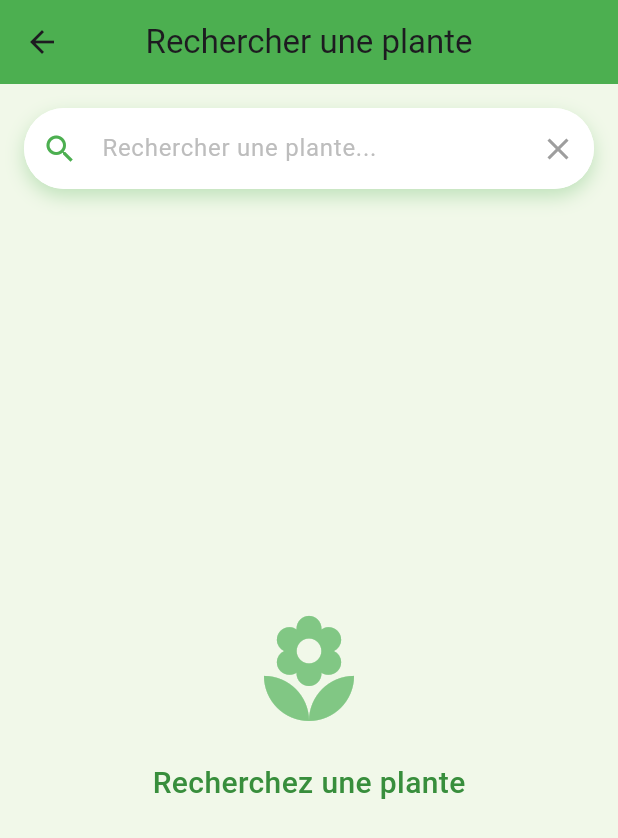
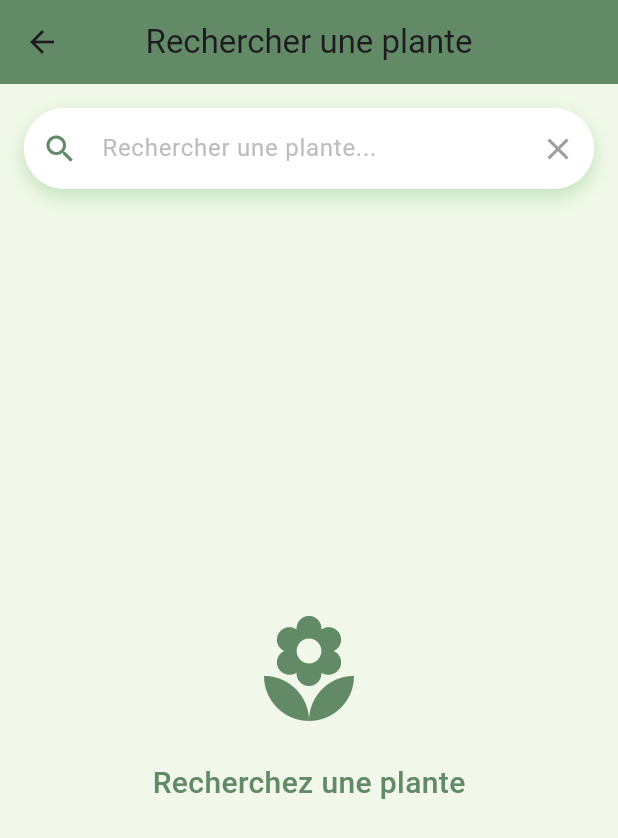
Before and after one commit to juleseseo/NatureLogFlutter, a Flutter app: the SearchPlantsScreen screen opened directly, on a phone screen of 412 x 824 dp. Shown: the top 838 px of the screen. Run offline on Flutter 3.47's test engine with Material 3 defaults, Android fonts, the phone set to English and light mode, and no system bars; our stand-ins replace bloc, camera, flutter_bloc, geolocator; network calls fail.

Commit message:
modification ui

```diff
--- a/lib/ui/screens/herbarium.dart
+++ b/lib/ui/screens/herbarium.dart
@@ -131,7 +131,7 @@ class _HerbariumPageState extends State<HerbariumPage> {
               children: [
                 Text(snap.name,
                     style: const TextStyle(fontWeight: FontWeight.bold)),
-                Icon(iconForType(snap.type), color: Colors.green),
+                Icon(iconForType(snap.type), color: Color(0xFF628A67)),
               ],
             ),
           ),
@@ -164,7 +164,7 @@ class _HerbariumPageState extends State<HerbariumPage> {
   Widget _info(IconData icon, String text) {
     return Row(
       children: [
-        Icon(icon, size: 16, color: Colors.green),
+        Icon(icon, size: 16, color: Color(0xFF628A67)),
         const SizedBox(width: 6),
         Expanded(child: Text(text)),
       ],
@@ -175,7 +175,7 @@ class _HerbariumPageState extends State<HerbariumPage> {
   Widget _cardContainer(Widget child) {
     return Container(
       decoration: BoxDecoration(
-        color: Colors.white,
+        color: Color(0xFF628A67),
         borderRadius: BorderRadius.circular(16),
         boxShadow: const [
           BoxShadow(
--- a/lib/ui/screens/home.dart
+++ b/lib/ui/screens/home.dart
@@ -97,7 +97,7 @@ class _HomePageState extends State<HomePage> {
         onTap: _onItemTapped,
         items: const [
           BottomNavigationBarItem(
-            icon: Icon(Icons.eco, color: Colors.green),
+            icon: Icon(Icons.eco, color: Color(0xFF628A67)),
             label: 'Herbarium',
           ),
           BottomNavigationBarItem(
--- a/lib/ui/screens/search_plants.dart
+++ b/lib/ui/screens/search_plants.dart
@@ -16,7 +16,7 @@ class _SearchPlantsScreenState extends State<SearchPlantsScreen> {
             backgroundColor: Colors.lightGreen[50],
             appBar: AppBar(
                 title: const Text('Rechercher une plante'),
-                backgroundColor: Colors.green,
+                backgroundColor: Color(0xFF628A67),
                 centerTitle: true,
                 elevation: 0,
             ),
@@ -42,7 +42,7 @@ class _SearchPlantsScreenState extends State<SearchPlantsScreen> {
                                         decoration: InputDecoration(
                                             hintText: 'Rechercher une plante...',
                                             hintStyle: TextStyle(color: Colors.grey[400]),
-                                            prefixIcon: const Icon(Icons.search, color: Colors.green),
+                                            prefixIcon: const Icon(Icons.search, color: Color(0xFF628A67)),
                                             suffixIcon: IconButton(
                                                 icon: const Icon(Icons.clear, color: Colors.grey),
                                                 onPressed: () {},
@@ -77,7 +77,7 @@ class _SearchPlantsScreenState extends State<SearchPlantsScreen> {
     Widget _buildContent(SearchState state) {
         if (state is SearchLoading) {
             return Center(
-                child: CircularProgressIndicator(color: Colors.green[700]),
+                child: CircularProgressIndicator(color: Color(0xFF628A67)),
             );
         } else if (state is SearchSuccess) {
             return ListView.builder(
@@ -109,8 +109,8 @@ class _SearchPlantsScreenState extends State<SearchPlantsScreen> {
                                     fit: BoxFit.cover,
                                 ),
                             )
-                                : const Icon(Icons.local_florist, color: Colors.green),
-                            trailing: Icon(Icons.arrow_forward_ios, color: Colors.green[700], size: 18),
+                                : const Icon(Icons.local_florist, color: Color(0xFF628A67)),
+                            trailing: Icon(Icons.arrow_forward_ios, color: Color(0xFF628A67), size: 18),
                             onTap: () {
                                 Navigator.push(
                                     context,
@@ -140,14 +140,14 @@ class _SearchPlantsScreenState extends State<SearchPlantsScreen> {
                     Icon(
                         Icons.local_florist,
                         size: 80,
-                        color: Colors.green[300],
+                        color: Color(0xFF628A67),
                     ),
                     const SizedBox(height: 20),
                     Text(
                         'Recherchez une plante',
                         style: TextStyle(
                             fontSize: 20,
-                            color: Colors.green[700],
+                            color: Color(0xFF628A67),
                             fontWeight: FontWeight.w500,
                         ),
                     ),
```
Also changed, not shown: lib/ui/screens/camera.dart (+8 -8 lines), lib/ui/screens/plant_details.dart (+6 -6 lines).
